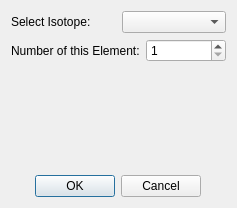
This is desiger/ui_isotopes.ui in JeanBilheux/periodic_table_ui as Qt 5 draws it before an edit. The edited form follows.
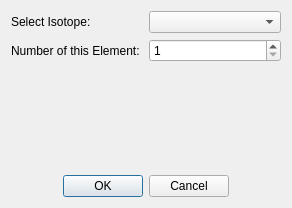
This is the edited form.

What changed in the file:
```diff
--- a/desiger/ui_isotopes.ui
+++ b/desiger/ui_isotopes.ui
@@ -9,7 +9,7 @@
    <rect>
     <x>0</x>
     <y>0</y>
-    <width>237</width>
+    <width>292</width>
     <height>208</height>
    </rect>
   </property>
```
